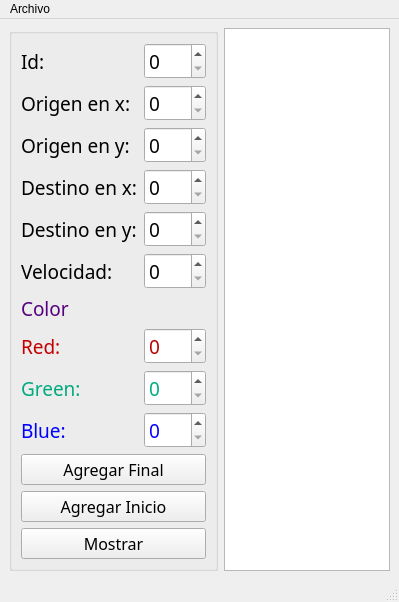
First picture: the form in mainwindow.ui, repository KrystalGuz/Actividad_11, before the edit.
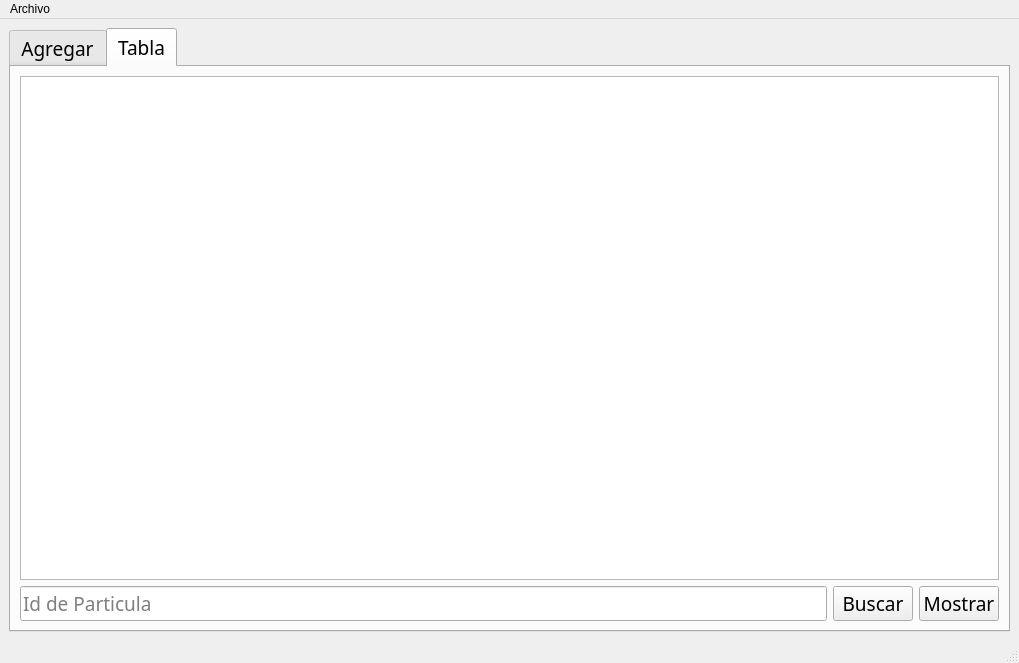
Second picture: the form after the edit.

What changed in the file:
```diff
--- a/mainwindow.ui
+++ b/mainwindow.ui
@@ -6,14 +6,30 @@
    <rect>
     <x>0</x>
     <y>0</y>
-    <width>399</width>
-    <height>458</height>
+    <width>1019</width>
+    <height>585</height>
    </rect>
   </property>
   <property name="windowTitle">
    <string>Particulas</string>
   </property>
   <widget class="QWidget" name="centralwidget">
+   <layout class="QGridLayout" name="gridLayout_3">
+    <item row="0" column="0">
+     <widget class="QTabWidget" name="tabWidget">
+      <property name="font">
+       <font>
+        <family>Pristina</family>
+        <pointsize>14</pointsize>
+       </font>
+      </property>
+      <property name="currentIndex">
+       <number>1</number>
+      </property>
+      <widget class="QWidget" name="tab">
+       <attribute name="title">
+        <string>Agregar</string>
+       </attribute>
    <layout class="QGridLayout" name="gridLayout_2">
     <item row="0" column="1">
      <widget class="QPlainTextEdit" name="plainTextEdit"/>
@@ -677,6 +693,69 @@
       </layout>
      </widget>
     </item>
+        <item row="0" column="1">
+         <widget class="QPlainTextEdit" name="plainTextEdit">
+          <property name="font">
+           <font>
+            <family>Rage Italic</family>
+            <pointsize>14</pointsize>
+           </font>
+          </property>
+         </widget>
+        </item>
+       </layout>
+      </widget>
+      <widget class="QWidget" name="tab_2">
+       <attribute name="title">
+        <string>Tabla</string>
+       </attribute>
+       <layout class="QGridLayout" name="gridLayout_4">
+        <item row="1" column="0">
+         <widget class="QLineEdit" name="Buscar">
+          <property name="placeholderText">
+           <string>Id de Particula</string>
+          </property>
+         </widget>
+        </item>
+        <item row="1" column="1">
+         <widget class="QPushButton" name="Buscar_Boton">
+          <property name="font">
+           <font>
+            <family>Broadway</family>
+            <pointsize>14</pointsize>
+           </font>
+          </property>
+          <property name="text">
+           <string>Buscar</string>
+          </property>
+         </widget>
+        </item>
+        <item row="1" column="2">
+         <widget class="QPushButton" name="Mostrar_Tabla_Boton">
+          <property name="font">
+           <font>
+            <family>Broadway</family>
+            <pointsize>14</pointsize>
+           </font>
+          </property>
+          <property name="text">
+           <string>Mostrar</string>
+          </property>
+         </widget>
+        </item>
+        <item row="0" column="0" colspan="3">
+         <widget class="QTableWidget" name="tableWidget">
+          <property name="font">
+           <font>
+            <pointsize>12</pointsize>
+           </font>
+          </property>
+         </widget>
+        </item>
+       </layout>
+      </widget>
+     </widget>
+    </item>
    </layout>
   </widget>
   <widget class="QMenuBar" name="menubar">
@@ -684,7 +763,7 @@
     <rect>
      <x>0</x>
      <y>0</y>
-     <width>399</width>
+     <width>1019</width>
      <height>21</height>
     </rect>
    </property>
```
Left out of the diff: 3 changed lines with no effect on the pictures. Lines whose indentation alone changed are shown as unchanged.
